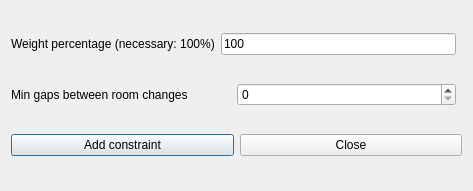
Above: fet/src/interface/addconstraintteachersmingapsbetweenroomchangesform_template.ui from vonmecheln/fet before the change. Below: the same form after it.
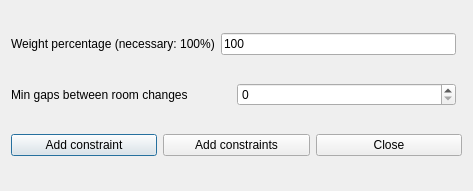
That is the form after the change.

Patch:
```diff
--- a/fet/src/interface/addconstraintteachersmingapsbetweenroomchangesform_template.ui
+++ b/fet/src/interface/addconstraintteachersmingapsbetweenroomchangesform_template.ui
@@ -23,6 +23,13 @@
        </property>
       </widget>
      </item>
+     <item>
+      <widget class="QPushButton" name="addConstraintsPushButton">
+       <property name="text">
+        <string>Add constraints</string>
+       </property>
+      </widget>
+     </item>
      <item>
       <widget class="QPushButton" name="closePushButton">
        <property name="text">
```
